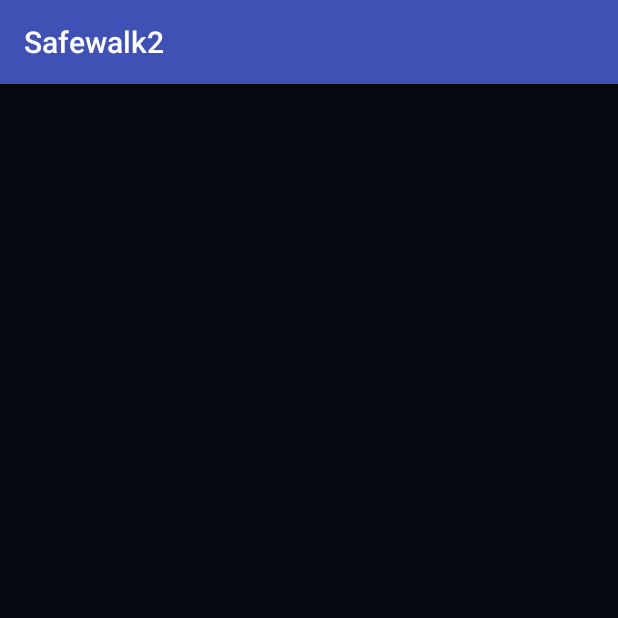
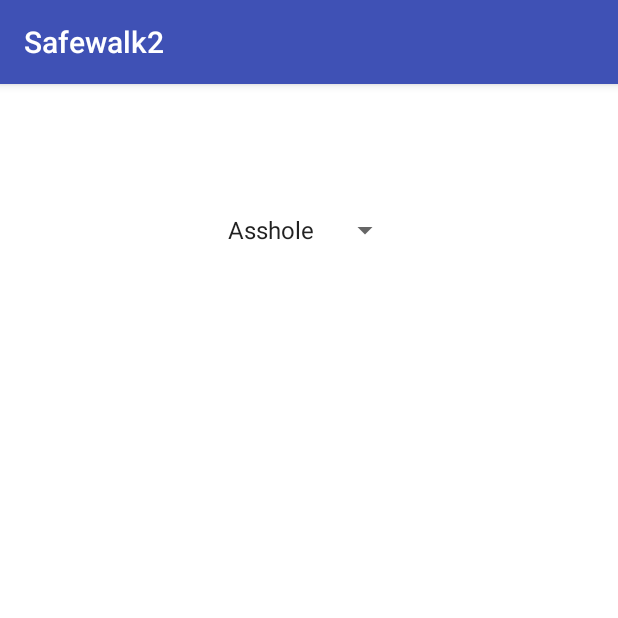
Before and after one commit to joeconstan/Safewalk3, an Android app: the Buildous screen opened directly, with no data from a screen before it, on a phone screen of 412 x 824 dp, the top half of it. Run offline under Robolectric (Android 15) with nearby library versions, the phone set to English and light mode, and no system bars.

Commit message:
Added the spinner but trying to change the color properly, I changed the backy to white because the text would stay black. Next imma add a small description and implement the ability to send an sms message. also ur gay tell me sooner before so i can plan to wake early

```diff
--- a/app/src/main/java/com/example/joseph/safewalk2/Buildous.java
+++ b/app/src/main/java/com/example/joseph/safewalk2/Buildous.java
@@ -3,6 +3,11 @@ package com.example.joseph.safewalk2;
 
 import android.os.Bundle;
 import android.support.v7.app.AppCompatActivity;
+import android.view.View;
+import android.widget.AdapterView;
+import android.widget.Spinner;
+import android.widget.ArrayAdapter;
+import android.widget.Toast;
 
 public class Buildous extends AppCompatActivity {
 
@@ -11,7 +16,23 @@ public class Buildous extends AppCompatActivity {
         super.onCreate(savedInstanceState);
         setContentView(R.layout.buildous_deliverous);
 
+        Spinner spinner = (Spinner) findViewById(R.id.buildingSpinner);
+        ArrayAdapter<CharSequence> adapter = ArrayAdapter.createFromResource(this,
+                R.array.buildingsArray, android.R.layout.simple_spinner_item);
 
+        adapter.setDropDownViewResource(android.R.layout.simple_spinner_dropdown_item);
+        spinner.setAdapter(adapter);
 
+        spinner.setOnItemSelectedListener(new AdapterView.OnItemSelectedListener() {
+            @Override
+            public void onItemSelected(AdapterView<?> parent, View view, int position, long id) {
+                //Toast.makeText(getBaseContext(), parent.getItemAtPosition(position) = " selected", Toast.LENGTH_LONG).show();
+            }
+
+            @Override
+            public void onNothingSelected(AdapterView<?> parent) {
+
+            }
+        });
     }
 }
--- a/app/src/main/res/layout/buildous_deliverous.xml
+++ b/app/src/main/res/layout/buildous_deliverous.xml
@@ -2,7 +2,24 @@
 <RelativeLayout xmlns:android="http://schemas.android.com/apk/res/android"
     android:orientation="vertical" android:layout_width="match_parent"
     android:layout_height="match_parent"
-    android:background="#060910"
+    android:background="#FFFFFF"
     >
 
+    <TextView
+        xmlns:android="http://schemas.android.com/apk/res/android"
+        android:layout_width="match_parent"
+        android:layout_height="wrap_content"
+        android:textSize="20sp"
+        android:gravity="left"
+        android:textColor="#FFFFFF"
+        android:padding="5dip"
+        />
+
+    <Spinner
+        android:layout_width="wrap_content"
+        android:layout_height="wrap_content"
+        android:id="@+id/buildingSpinner"
+        android:layout_centerHorizontal="true"
+        android:layout_marginTop="85dp" />
+
 </RelativeLayout>
--- a/app/src/main/res/values/strings.xml
+++ b/app/src/main/res/values/strings.xml
@@ -1,3 +1,9 @@
 <resources>
     <string name="app_name">Safewalk2</string>
+
+    <string-array name="buildingsArray">
+        <item>Asshole</item>
+        <item>Butt Sex</item>
+        <item>Cawks</item>
+    </string-array>
 </resources>
```
